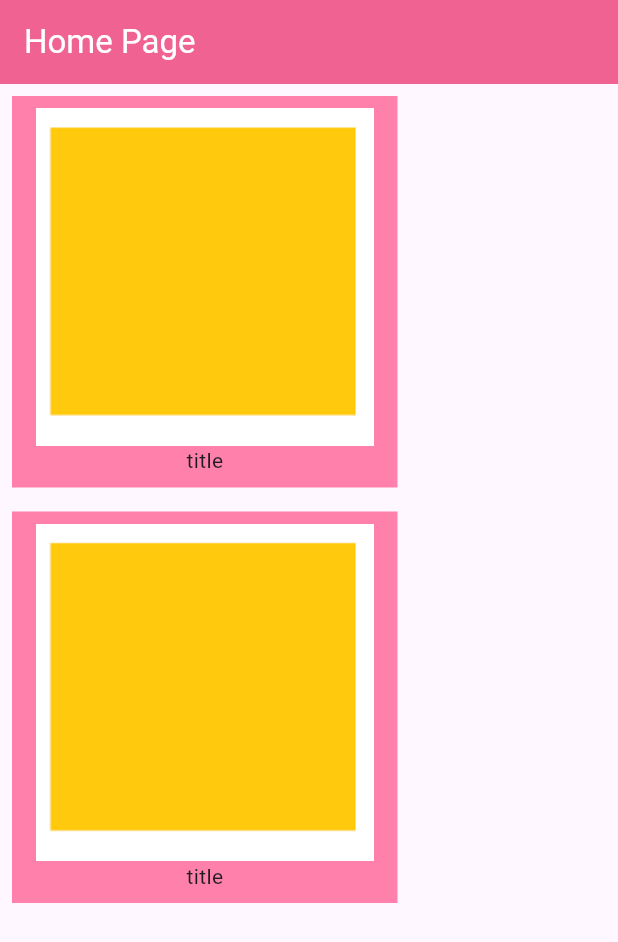
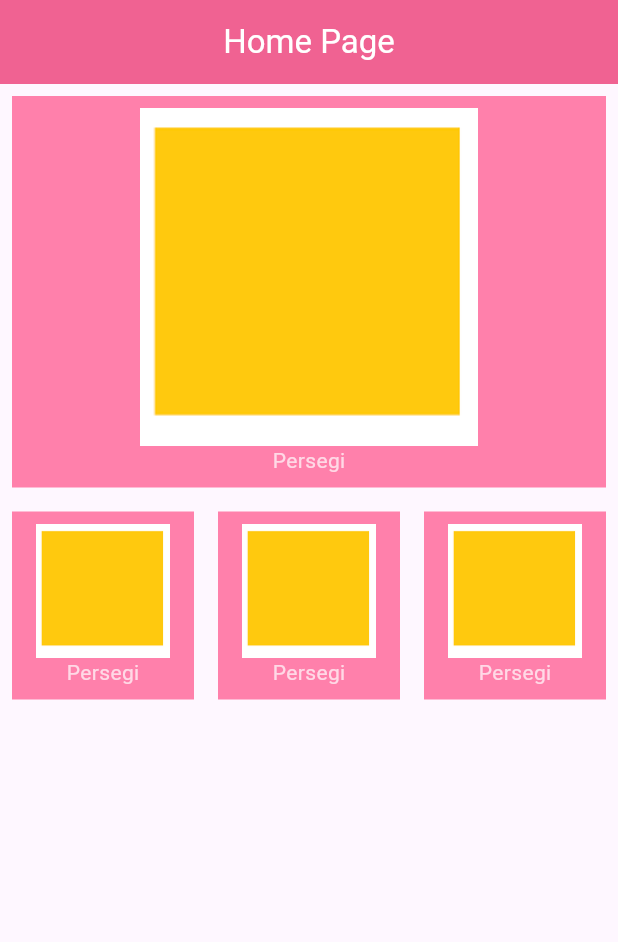
Before and after one commit to ashifaamirul/bangun_datar, a Flutter app: the screen it shows after launch, on a phone screen of 412 x 824 dp. Shown: the top 942 px of the screen. Run offline on Flutter 3.47's test engine with Material 2 defaults, Android fonts, the phone set to English and light mode, and no system bars; our stand-ins replace get.

Commit message:
hitung persegi

```diff
--- a/lib/pages/home_page.dart
+++ b/lib/pages/home_page.dart
@@ -1,3 +1,4 @@
+import 'package:bangun_datar_app/pages/PersegiPage.dart';
 import 'package:flutter/material.dart';
 
 class HomePage extends StatelessWidget {
@@ -7,16 +8,28 @@ class HomePage extends StatelessWidget {
   Widget build(BuildContext context) {
     return Scaffold(
       appBar: AppBar(
+        centerTitle: true,
         backgroundColor: Colors.pink.shade300,
         title: Text(
           "Home Page",
           style: TextStyle(color: Colors.white),
         ),
       ),
-      body: Column(
+      body: ListView(
         children: [
-          CustomMenu(imageAssets: "assets/persegi.png",title:"Persegi",),
-          CustomMenu(imageAssets: "assets/persegi.png",title:"Persegi",)
+          InkWell(
+          onTap:(){
+            Navigator.push(context, MaterialPageRoute(builder: (context)=>PersegiPage()));
+    },
+          child: CustomMenu(imageAssets: "assets/persegi.png",title:"Persegi",)),
+          Row(
+            children: [
+              Expanded(child: CustomMenu(imageAssets: "assets/persegi.png",title:"Persegi",)),
+              Expanded(child: CustomMenu(imageAssets: "assets/persegi.png",title:"Persegi",)),
+              Expanded(child: CustomMenu(imageAssets: "assets/persegi.png",title:"Persegi",))
+
+            ],
+          )
         ],
       ),
     );
@@ -43,7 +56,7 @@ class CustomMenu extends StatelessWidget {
           Image.asset(
             imageAssets,
           ),
-          Text("title"),
+          Text("Persegi",style: TextStyle(color: Colors.white70),),
         ],
       ),
     );
--- a/pubspec.yaml
+++ b/pubspec.yaml
@@ -35,6 +35,7 @@ dependencies:
   # The following adds the Cupertino Icons font to your application.
   # Use with the CupertinoIcons class for iOS style icons.
   cupertino_icons: ^1.0.2
+  get: ^4.6.6
 
 dev_dependencies:
   flutter_test:
```
Also changed, not shown: lib/controller/persegi_controller.dart (added, +17 -0 lines), lib/pages/PersegiPage.dart (added, +92 -0 lines), pubspec.lock.
